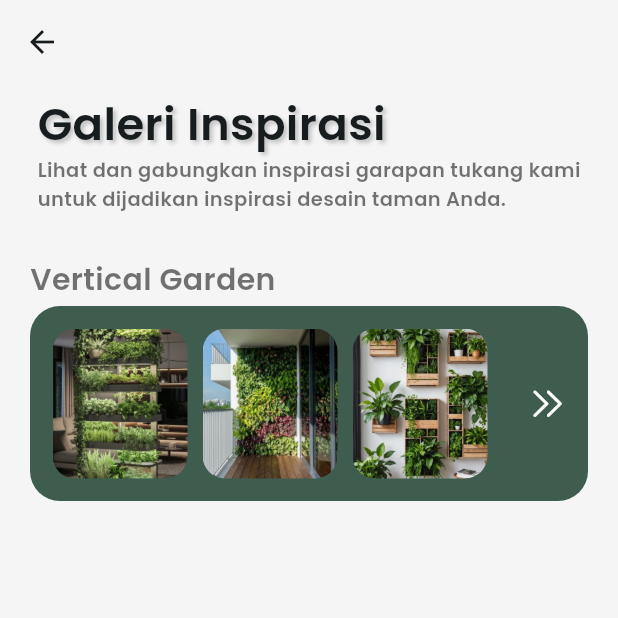
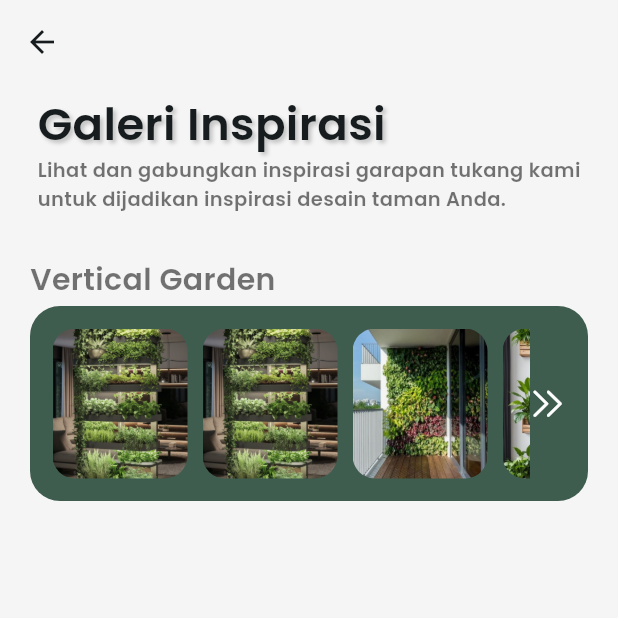
Before and after one commit to MNafii/sahabat_taman, a Flutter app: the DesignPage screen opened directly, on a phone screen of 412 x 824 dp, the top half of it. Run offline on Flutter 3.47's test engine with Material 3 defaults, Android fonts, the light colour scheme and no system bars; our stand-ins replace flutter_native_splash, google_nav_bar, loading_indicator.

Commit message:
overflow gnav dan customize design

```diff
--- a/lib/homes/homesContent/designPage.dart
+++ b/lib/homes/homesContent/designPage.dart
@@ -91,8 +91,23 @@ class DesignPage extends StatelessWidget {
                       mainAxisAlignment: MainAxisAlignment.spaceBetween,
                       children: [
                         // PIC
-                        Row(
+                        Expanded(
+                          child: SingleChildScrollView(
+                            scrollDirection: Axis.horizontal,
+                            child: Row(
                               children: [
+                                Padding(
+                                  padding: EdgeInsets.only(right: 10),
+                                  child: ClipRRect(
+                                    borderRadius: BorderRadius.circular(15),
+                                    child: Image.asset(
+                                      'asset/images/des3.png',
+                                      height: 100,
+                                      width: 90,
+                                      fit: BoxFit.cover,
+                                    ),
+                                  ),
+                                ),
                                 Padding(
                                   padding: EdgeInsets.only(right: 10),
                                   child: ClipRRect(
@@ -131,6 +146,8 @@ class DesignPage extends StatelessWidget {
                                 ),
                               ],
                             ),
+                          ),
+                        ),
 
                         // ICON
                         Icon(
```
Also changed, not shown: lib/gnav_view/gnav.dart (+18 -0 lines). Lines whose indentation alone changed are shown as unchanged.
